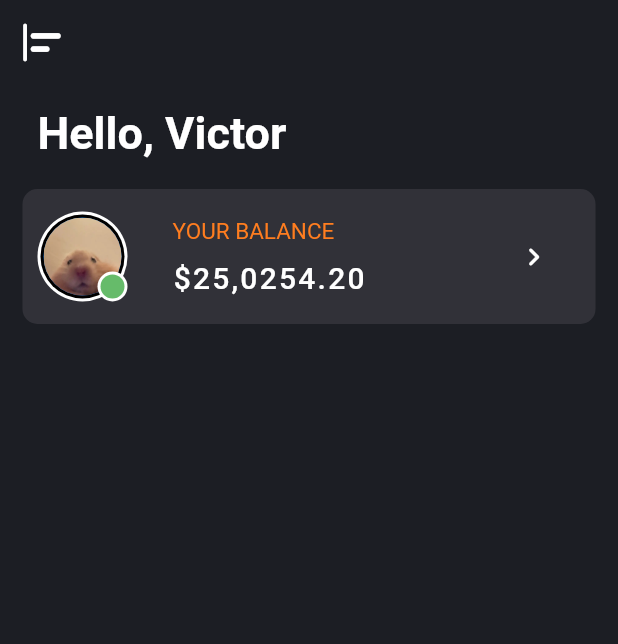
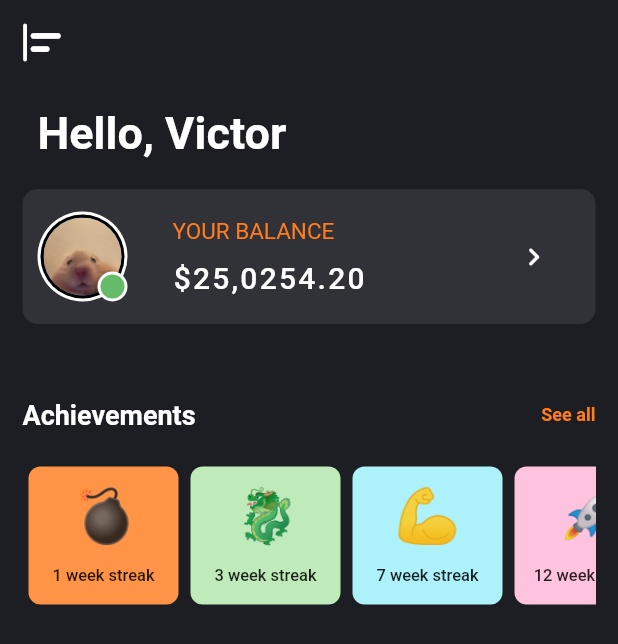
Before and after one commit to ulises801/trading, a Flutter app: the screen it shows after launch, on a phone screen of 412 x 824 dp. Shown: the top 644 px of the screen. Run offline on Flutter 3.47's test engine with Material 2 defaults, Android fonts, the light colour scheme and no system bars.

Commit message:
Achievements section

```diff
--- a/lib/main.dart
+++ b/lib/main.dart
@@ -46,6 +46,8 @@ class MyHomePage extends StatelessWidget {
               arriba(),
               SizedBox(height: 20),
               userBalance(),
+              sectionTitle(),
+              achievements()
             ]),
       ),
     );
@@ -152,3 +154,160 @@ class userBalance extends StatelessWidget {
     );
   }
 }
+
+class sectionTitle extends StatelessWidget {
+  const sectionTitle({super.key});
+
+  @override
+  Widget build(BuildContext context) {
+    return Container(
+        margin: EdgeInsets.only(top: 50, bottom: 20),
+        child: Row(
+          mainAxisAlignment: MainAxisAlignment.spaceBetween,
+          children: [
+            Column(
+              children: [
+                Text(
+                  'Achievements',
+                  style: TextStyle(
+                      fontSize: 18,
+                      fontWeight: FontWeight.w600,
+                      color: Colors.white),
+                )
+              ],
+            ),
+            Column(
+              children: [
+                Text(
+                  'See all',
+                  style: TextStyle(
+                      fontSize: 12,
+                      fontWeight: FontWeight.w600,
+                      color: MyApp.orange),
+                )
+              ],
+            )
+          ],
+        ));
+  }
+}
+
+class achievements extends StatelessWidget {
+  const achievements({super.key});
+
+  @override
+  Widget build(BuildContext context) {
+    return Column(
+      children: [
+        SizedBox(
+          height: 100,
+          child: ListView(
+            scrollDirection: Axis.horizontal,
+            children: <Widget>[
+              Container(
+                decoration: BoxDecoration(
+                    borderRadius: BorderRadius.all(Radius.circular(8)),
+                    color: Color(0xFFFF9346)),
+                margin: EdgeInsets.all(4),
+                width: 100.0,
+                child: Column(
+                    mainAxisAlignment: MainAxisAlignment.spaceEvenly,
+                    children: [
+                      Text(
+                        '💣',
+                        style: TextStyle(fontSize: 35),
+                      ),
+                      Text(
+                        '1 week streak',
+                        style: TextStyle(
+                            fontSize: 11, fontWeight: FontWeight.w500),
+                      )
+                    ]),
+              ),
+              Container(
+                decoration: BoxDecoration(
+                    borderRadius: BorderRadius.all(Radius.circular(8)),
+                    color: Color(0xFFBFEAB9)),
+                margin: EdgeInsets.all(4),
+                width: 100.0,
+                child: Column(
+                    mainAxisAlignment: MainAxisAlignment.spaceEvenly,
+                    children: [
+                      Text(
+                        '🐉',
+                        style: TextStyle(fontSize: 35),
+                      ),
+                      Text(
+                        '3 week streak',
+                        style: TextStyle(
+                            fontSize: 11, fontWeight: FontWeight.w500),
+                      )
+                    ]),
+              ),
+              Container(
+                decoration: BoxDecoration(
+                    borderRadius: BorderRadius.all(Radius.circular(8)),
+                    color: Color(0xFFADF1FB)),
+                margin: EdgeInsets.all(4),
+                width: 100.0,
+                child: Column(
+                    mainAxisAlignment: MainAxisAlignment.spaceEvenly,
+                    children: [
+                      Text(
+                        '💪',
+                        style: TextStyle(fontSize: 35),
+                      ),
+                      Text(
+                        '7 week streak',
+                        style: TextStyle(
+                            fontSize: 11, fontWeight: FontWeight.w500),
+                      )
+                    ]),
+              ),
+              Container(
+                decoration: BoxDecoration(
+                    borderRadius: BorderRadius.all(Radius.circular(8)),
+                    color: Color(0xFFFFC2DF)),
+                margin: EdgeInsets.all(4),
+                width: 100.0,
+                child: Column(
+                    mainAxisAlignment: MainAxisAlignment.spaceEvenly,
+                    children: [
+                      Text(
+                        '🚀',
+                        style: TextStyle(fontSize: 35),
+                      ),
+                      Text(
+                        '12 week streak',
+                        style: TextStyle(
+                            fontSize: 11, fontWeight: FontWeight.w500),
+                      )
+                    ]),
+              ),
+              Container(
+                decoration: BoxDecoration(
+                    borderRadius: BorderRadius.all(Radius.circular(8)),
+                    color: Color.fromARGB(255, 247, 52, 52)),
+                margin: EdgeInsets.all(4),
+                width: 100.0,
+                child: Column(
+                    mainAxisAlignment: MainAxisAlignment.spaceEvenly,
+                    children: [
+                      Text(
+                        '🔱',
+                        style: TextStyle(fontSize: 35),
+                      ),
+                      Text(
+                        '20 week streak',
+                        style: TextStyle(
+                            fontSize: 11, fontWeight: FontWeight.w500),
+                      )
+                    ]),
+              ),
+            ],
+          ),
+        )
+      ],
+    );
+  }
+}
--- a/pubspec.yaml
+++ b/pubspec.yaml
@@ -31,6 +31,7 @@ environment:
 dependencies:
   flutter:
     sdk: flutter
+  google_fonts: ^1.1.1
 
 
   # The following adds the Cupertino Icons font to your application.
```
Also changed, not shown: pubspec.lock, 7 other files.
